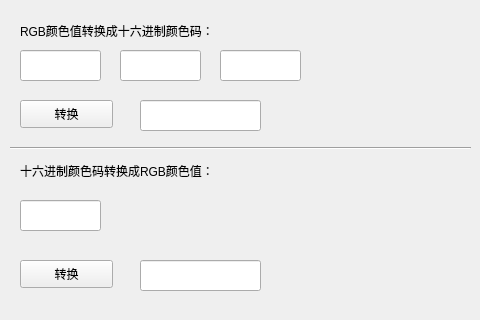
The window that mainwindow.ui (jaredtao/RGB-Convert) describes before a commit, drawn with Qt 5.
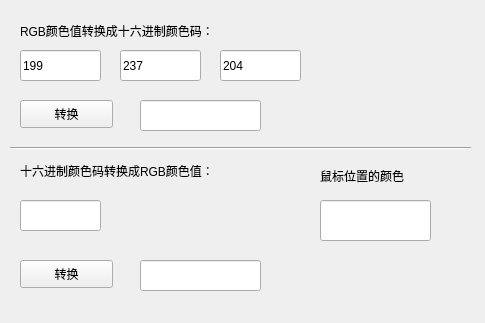
The same window after the commit.

Commit message: mouse取色

Patch:
```diff
--- a/mainwindow.ui
+++ b/mainwindow.ui
@@ -6,8 +6,8 @@
    <rect>
     <x>0</x>
     <y>0</y>
-    <width>480</width>
-    <height>320</height>
+    <width>485</width>
+    <height>323</height>
    </rect>
   </property>
   <property name="windowTitle">
@@ -39,6 +39,9 @@
     <property name="inputMask">
      <string/>
     </property>
+    <property name="text">
+     <string>199</string>
+    </property>
    </widget>
    <widget class="QLineEdit" name="lineEdit_g">
     <property name="geometry">
@@ -52,6 +55,9 @@
     <property name="inputMask">
      <string/>
     </property>
+    <property name="text">
+     <string>237</string>
+    </property>
    </widget>
    <widget class="QLineEdit" name="lineEdit_b">
     <property name="geometry">
@@ -65,6 +71,9 @@
     <property name="inputMask">
      <string/>
     </property>
+    <property name="text">
+     <string>204</string>
+    </property>
    </widget>
    <widget class="QLineEdit" name="lineEdit_hex">
     <property name="geometry">
@@ -177,6 +186,42 @@
      <enum>Qt::Horizontal</enum>
     </property>
    </widget>
+   <widget class="QLabel" name="label_mouseColor">
+    <property name="geometry">
+     <rect>
+      <x>320</x>
+      <y>260</y>
+      <width>101</width>
+      <height>31</height>
+     </rect>
+    </property>
+    <property name="text">
+     <string/>
+    </property>
+   </widget>
+   <widget class="QLabel" name="label_4">
+    <property name="geometry">
+     <rect>
+      <x>320</x>
+      <y>160</y>
+      <width>131</width>
+      <height>31</height>
+     </rect>
+    </property>
+    <property name="text">
+     <string>鼠标位置的颜色</string>
+    </property>
+   </widget>
+   <widget class="QLineEdit" name="lineEdit_mouseColor">
+    <property name="geometry">
+     <rect>
+      <x>320</x>
+      <y>200</y>
+      <width>111</width>
+      <height>41</height>
+     </rect>
+    </property>
+   </widget>
   </widget>
  </widget>
  <layoutdefault spacing="6" margin="11"/>
```
The commit also changes 2 other files.
